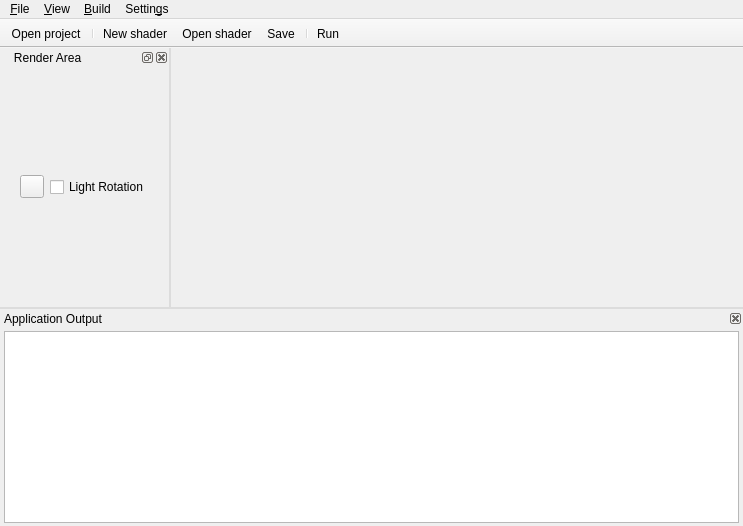
First picture: the form in trunk/forms/MainWindow.ui, repository ethiago/shader-labs, before the edit.
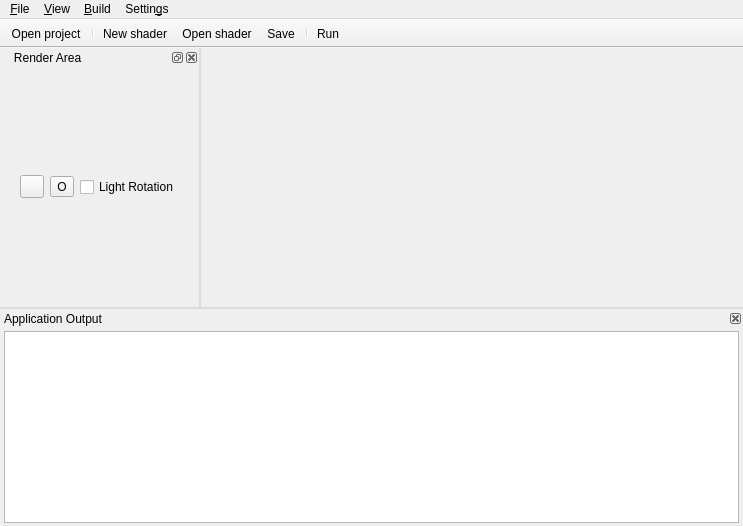
Second picture: the form after the edit. Icons and pictures are not drawn.

Patch:
```diff
--- a/trunk/forms/MainWindow.ui
+++ b/trunk/forms/MainWindow.ui
@@ -144,7 +144,7 @@
   <widget class="QDockWidget" name="dockRenderWidget">
    <property name="minimumSize">
     <size>
-     <width>163</width>
+     <width>186</width>
      <height>160</height>
     </size>
    </property>
@@ -211,6 +211,13 @@
             </property>
            </widget>
           </item>
+          <item>
+           <widget class="QToolButton" name="originButton">
+            <property name="text">
+             <string>O</string>
+            </property>
+           </widget>
+          </item>
           <item>
            <widget class="QCheckBox" name="ckbLightRotation">
             <property name="text">
```
